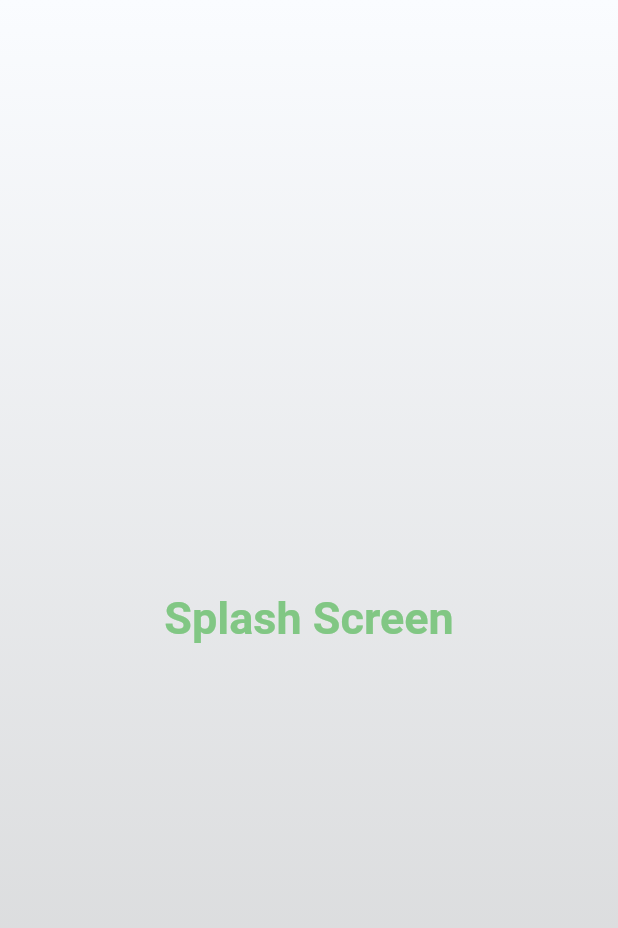
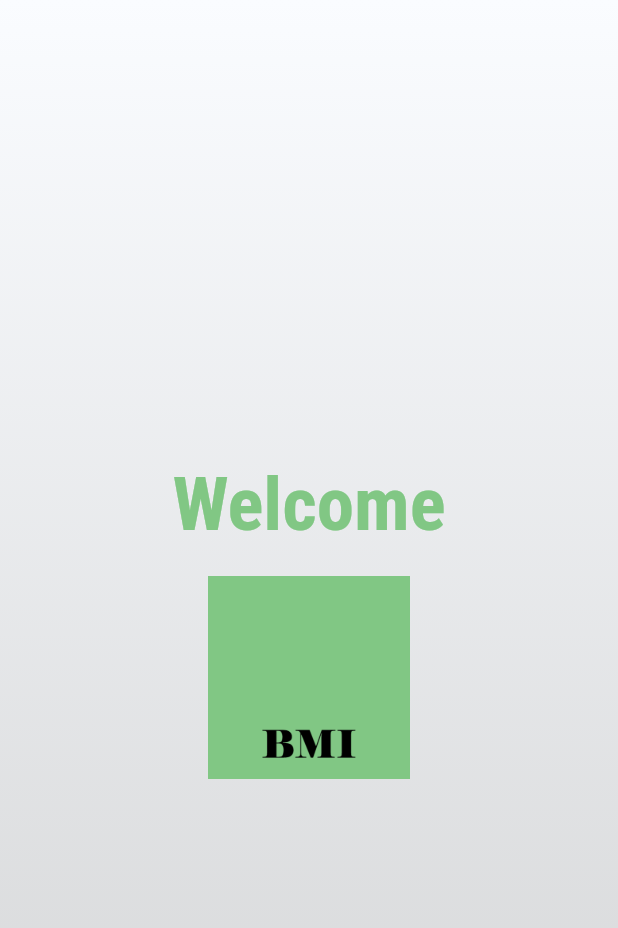
Before and after one commit to de-Gaston-Apps/bmi_calculator, a Flutter app: the first screen one second after launch, on a phone screen of 412 x 824 dp. Shown: the top 928 px of the screen. Run offline on Flutter 3.47's test engine with Material 2 defaults, Android fonts, the phone set to English and light mode, and no system bars; our stand-ins replace google_fonts, toggle_switch.

Commit message:
Almost done

```diff
--- a/lib/screens/splash_screen.dart
+++ b/lib/screens/splash_screen.dart
@@ -1,4 +1,6 @@
+import 'package:bmi_calculator/vars/strings.dart';
 import 'package:flutter/material.dart';
+import 'package:google_fonts/google_fonts.dart';
 
 import '../vars/globals.dart';
 import '../widgets/scaffold_container.dart';
@@ -15,7 +17,7 @@ class SplashScreenState extends State<SplashScreen> {
   // I'm thinking that for this splash screen, we should have a
   // throbbing mint green color in the background that slowly makes it's way
   // around the screen.
-
+  bool zoomIn = true;
   void switchScreenOnWait() {
     Future.delayed(const Duration(seconds: SPLASH_SCREEN_TIMER)).then(
       (value) => {
@@ -29,8 +31,14 @@ class SplashScreenState extends State<SplashScreen> {
 
   @override
   void initState() {
+    super.initState();
     switchScreenOnWait();
-    super.initState();
+    // make the zoom in/out happen
+    Future.delayed(const Duration(milliseconds: 100), () {
+      setState(() {
+        zoomIn = !zoomIn;
+      });
+    });
   }
 
   @override
@@ -40,12 +48,27 @@ class SplashScreenState extends State<SplashScreen> {
         mainAxisAlignment: MainAxisAlignment.center,
         children: [
           Text(
-            "Splash Screen",
-            style: TextStyle(
+            WELCOME_MESSAGE,
+            style: GoogleFonts.robotoCondensed(
               color: MINT_GREEN,
-              fontSize: 30,
+              fontSize: 50,
               fontWeight: FontWeight.bold,
             ),
+          ),
+          const SizedBox(height: BIGGER_PADDING_SIZE),
+          AnimatedScale(
+            scale: zoomIn ? 1.1 : 1,
+            duration: Duration(milliseconds: zoomIn ? 1000 : 300),
+            child: Image.asset(
+              "assets/images/icon.png",
+              height: 130,
+              width: 130,
+            ),
+            onEnd: () {
+              setState(() {
+                zoomIn = !zoomIn;
+              });
+            },
           ),
         ],
       ),
--- /dev/null
+++ b/lib/screens/splash_screen_test.dart
@@ -0,0 +1,106 @@
+import 'dart:math';
+
+import 'package:flutter/material.dart';
+import 'package:google_fonts/google_fonts.dart';
+
+import '../vars/globals.dart';
+import '../vars/strings.dart';
+import '../widgets/scaffold_container.dart';
+import 'bmi_screen.dart';
+
+List<LinearGradient> GRADIENTS = [
+  // Start like this
+  LinearGradient(
+    begin: Alignment.topRight,
+    end: Alignment.bottomLeft,
+    colors: GRADIENT_COLORS_LIGHT,
+  ),
+  // End like this
+  LinearGradient(
+    begin: Alignment.bottomRight,
+    end: Alignment.topLeft,
+    colors: [
+      Colors.green.shade300,
+      Colors.green.shade400,
+    ],
+  ),
+];
+
+class SplashScreen extends StatefulWidget {
+  const SplashScreen({super.key});
+
+  @override
+  State<SplashScreen> createState() => SplashScreenState();
+}
+
+class SplashScreenState extends State<SplashScreen>
+    with TickerProviderStateMixin {
+  late AnimationController _controller;
+  BoxDecoration? darkShadowDecoration;
+
+  @override
+  void initState() {
+    super.initState();
+
+    _controller = AnimationController(
+      vsync: this,
+      duration: const Duration(seconds: 2), // Adjust the animation duration
+    )..repeat(reverse: true);
+
+    // Define an animation that interpolates between two gradients
+    final gradientTween = LinearGradientTween(
+      begin: GRADIENTS[0],
+      end: GRADIENTS[1],
+    );
+
+    _controller.addListener(() {
+      setState(() {
+        // Update the decoration with the interpolated gradient
+        darkShadowDecoration = BoxDecoration(
+          gradient: gradientTween.lerp(_controller.value),
+        );
+      });
+    });
+  }
+
+  @override
+  Widget build(BuildContext context) {
+    return Scaffold(
+      backgroundColor: Colors.white, // Set your background color
+      body: Center(
+        child: AnimatedContainer(
+          width: double.infinity,
+          height: double.infinity,
+          curve: Curves.easeInSine,
+          duration:
+              const Duration(seconds: 1), // Animation duration //does nothing
+          decoration: darkShadowDecoration,
+        ),
+      ),
+    );
+  }
+
+  @override
+  void dispose() {
+    _controller.dispose();
+    super.dispose();
+  }
+}
+
+class LinearGradientTween extends Tween<LinearGradient> {
+  LinearGradientTween(
+      {required LinearGradient begin, required LinearGradient end})
+      : super(begin: begin, end: end);
+
+  @override
+  LinearGradient lerp(double t) {
+    return LinearGradient(
+      begin: Alignment.topRight,
+      end: Alignment.bottomLeft,
+      colors: <Color>[
+        Color.lerp(begin!.colors[0], end!.colors[0], t)!,
+        Color.lerp(begin!.colors[1], end!.colors[1], t)!,
+      ],
+    );
+  }
+}
--- a/lib/vars/globals.dart
+++ b/lib/vars/globals.dart
@@ -1,7 +1,7 @@
 // ignore_for_file: non_constant_identifier_names, constant_identifier_names
 import 'package:flutter/material.dart';
 
-const int SPLASH_SCREEN_TIMER = 1;
+const int SPLASH_SCREEN_TIMER = 3;
 const int ANIMATION_DURATION_MILLIS = 200;
 const double ZOOM_IN_SCALE = 1.2;
 
--- a/lib/vars/strings.dart
+++ b/lib/vars/strings.dart
@@ -2,6 +2,8 @@
 
 const String APP_NAME = "BMI Calculator";
 const String BMI_STRING = "BMI";
+
+const String WELCOME_MESSAGE = "Welcome";
 
 const String WEIGHT_TEXT = "Weight";
 const String WEIGHT_LABEL_METRIC = "Kilograms";
--- a/lib/widgets/scaffold_container.dart
+++ b/lib/widgets/scaffold_container.dart
@@ -6,8 +6,13 @@ import '../vars/theme.dart';
 class MyScaffoldContainerBackground extends StatefulWidget {
   final Widget? child;
   final bool showAppBar;
-  const MyScaffoldContainerBackground(
-      {super.key, required this.child, this.showAppBar = false});
+  final bool showShadows; // This should be used for the splash screen
+  const MyScaffoldContainerBackground({
+    super.key,
+    required this.child,
+    this.showAppBar = false,
+    this.showShadows = false,
+  });
 
   @override
   State<MyScaffoldContainerBackground> createState() =>
@@ -18,9 +23,11 @@ class MyScaffoldContainerBackgroundState
     extends State<MyScaffoldContainerBackground> {
   @override
   Widget build(BuildContext context) {
-    return Scaffold(
-      appBar: widget.showAppBar
-          ? AppBar(
+    // Depending on the widget configurations, we change what the appbar and containers are
+
+    AppBar? bar;
+    if (widget.showAppBar) {
+      bar = AppBar(
         title: const Text(APP_NAME),
         actions: [
           IconButton(
@@ -28,21 +35,26 @@ class MyScaffoldContainerBackgroundState
             onPressed: () {
               Navigator.push(
                 context,
-                      MaterialPageRoute(
-                          builder: (context) => const InfoScreen()),
+                MaterialPageRoute(builder: (context) => const InfoScreen()),
               );
             },
           ),
         ],
-            )
-          : null,
-      body: Container(
+      );
+    }
+
+    Widget? body = Container(
+      // Create the normal container
       alignment: Alignment.center,
       decoration: Theme.of(context).brightness == Brightness.dark
           ? MyTheme.darkBackgroundBoxDecoration
           : MyTheme.lightBackgroundBoxDecoration,
       child: widget.child,
-      ),
+    );
+
+    return Scaffold(
+      appBar: bar,
+      body: body,
     );
   }
 }
--- a/pubspec.yaml
+++ b/pubspec.yaml
@@ -23,6 +23,6 @@ dev_dependencies:
 
 flutter:
   uses-material-design: true
-  # assets:
-    # - assets/images/bmi_bar.png
+  assets:
+    - assets/images/icon.png
     # - assets/images/arrow.png
```
Also changed, not shown: assets/images/arrow.png (deleted), assets/images/icon.png (added). Lines whose indentation alone changed are shown as unchanged.
